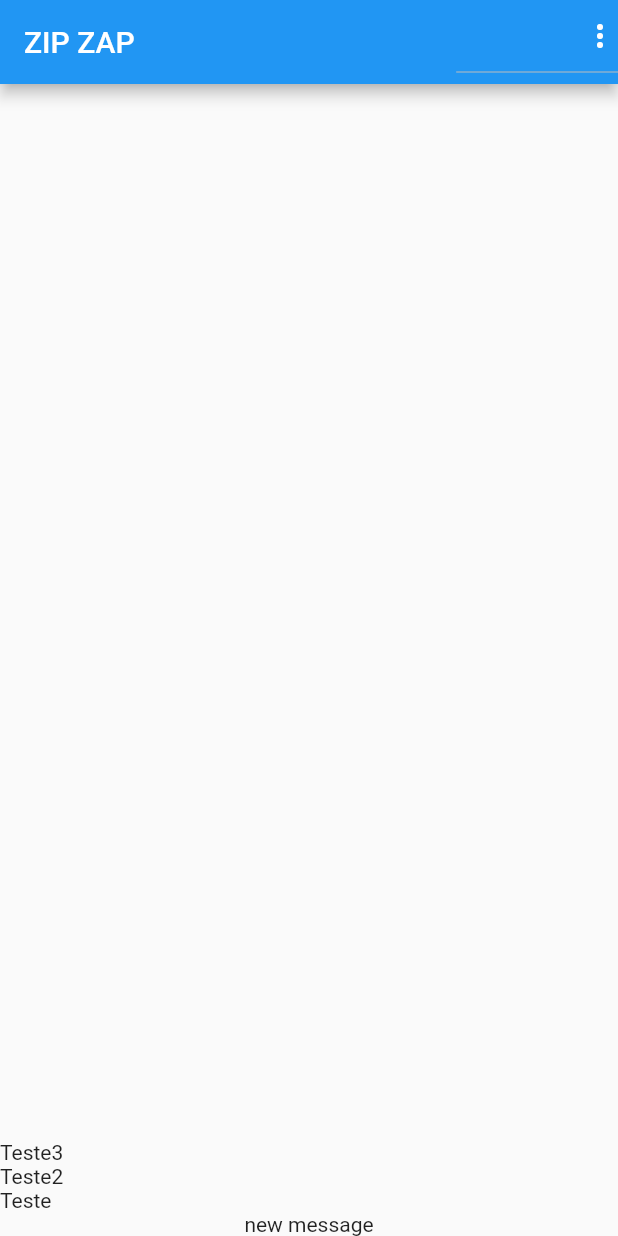
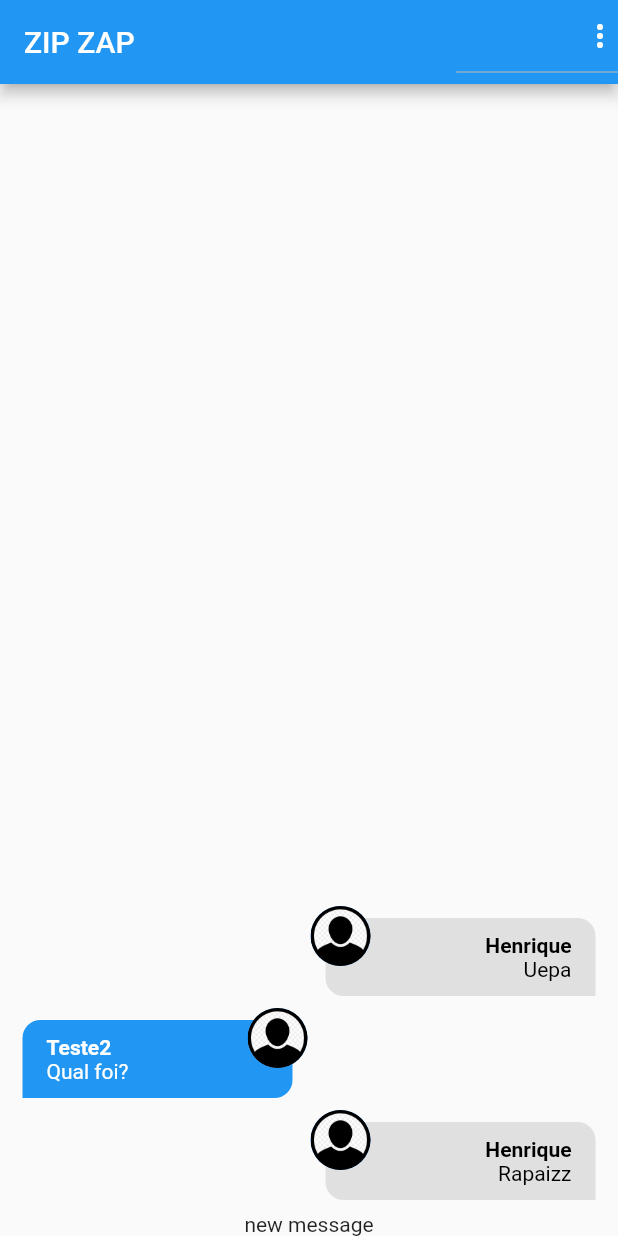
Before and after one commit to HenriqueCisi/project_chat, a Flutter app: the screen it shows after launch, on a phone screen of 412 x 824 dp. Run offline on Flutter 3.47's test engine with Material 2 defaults, Android fonts, the phone set to English and light mode, and no system bars; our stand-ins replace image_picker; accounts and stored records are empty.

Commit message:
adds message widger

```diff
--- a/lib/components/messages.dart
+++ b/lib/components/messages.dart
@@ -1,5 +1,7 @@
 import 'package:flutter/material.dart';
+import 'package:project_chat/components/messages_bubble.dart';
 import 'package:project_chat/core/models/chat_message.dart';
+import 'package:project_chat/core/services/auth/auth_service.dart';
 import 'package:project_chat/core/services/chat/chat_service.dart';
 
 class Messages extends StatelessWidget {
@@ -7,28 +9,31 @@ class Messages extends StatelessWidget {
 
   @override
   Widget build(BuildContext context) {
+    final currentUser = AuthService().currentUser;
+
     return StreamBuilder<List<ChatMessage>>(
       stream: ChatService().messageStream(),
       builder: (context, snapshot) {
-
-        if(snapshot.connectionState == ConnectionState.waiting){
+        if (snapshot.connectionState == ConnectionState.waiting) {
           return const Center(child: CircularProgressIndicator());
-        }
-        else if(!snapshot.hasData || snapshot.data!.isEmpty){
+        } else if (!snapshot.hasData || snapshot.data!.isEmpty) {
           return const Center(child: Text('Start a conversation'));
-        }
-        else{
+        } else {
           final msgs = snapshot.data!;
 
           return ListView.builder(
-            reverse: true,
-            itemCount:  msgs.length,
-            itemBuilder: (ctx, index) {
-              return Text(msgs[index].text);
-            });
+              reverse: true,
+              itemCount: msgs.length,
+              itemBuilder: (ctx, index) {
+                return MessageBubble(
+                  messageKey: msgs[index].id,
+                  msg: msgs[index],
+                  belongsToCurrentUser:
+                      msgs[index].userId == currentUser?.id ? true : false,
+                );
+              });
         }
-
-
-      },);
+      },
+    );
   }
 }
--- /dev/null
+++ b/lib/components/messages_bubble.dart
@@ -0,0 +1,91 @@
+import 'dart:io';
+
+import 'package:flutter/material.dart';
+import 'package:project_chat/core/models/chat_message.dart';
+
+class MessageBubble extends StatelessWidget {
+  static const defaultUserImage = 'assets/images/avatar.png';
+  final ChatMessage msg;
+  final bool belongsToCurrentUser;
+  final String messageKey;
+
+  const MessageBubble(
+      {super.key,
+      required this.msg,
+      required this.belongsToCurrentUser,
+      required this.messageKey});
+
+
+  Widget _showUserImage(String imageURL){
+    ImageProvider? provider;
+    final uri = Uri.parse(imageURL.toString());
+
+    if(uri.path.contains(defaultUserImage)){
+      provider = AssetImage(uri.toString());
+    }
+    else if(uri.scheme.contains('http')){
+      provider = NetworkImage(uri.toString());
+    }
+    else{
+      provider = FileImage(File(uri.toString()));
+    }
+
+    return CircleAvatar(
+            backgroundImage: provider,
+          );
+  }
+
+  @override
+  Widget build(BuildContext context) {
+    return Stack(
+      children: [
+        Row(
+          mainAxisAlignment: belongsToCurrentUser
+              ? MainAxisAlignment.end
+              : MainAxisAlignment.start,
+          children: [
+            Container(
+                decoration: BoxDecoration(
+                  color: belongsToCurrentUser
+                      ? Colors.grey.shade300
+                      : Theme.of(context).primaryColor,
+                  borderRadius: BorderRadius.only(
+                    topLeft: const Radius.circular(12),
+                    topRight: const Radius.circular(12),
+                    bottomLeft: belongsToCurrentUser ? const Radius.circular(12) : const Radius.circular(0),
+                    bottomRight: belongsToCurrentUser ? const Radius.circular(0) : const Radius.circular(12)
+                    ),
+                ),
+                width: 180,
+                padding: const EdgeInsets.symmetric(vertical: 10, horizontal: 16),
+                margin: const EdgeInsets.symmetric(vertical: 8, horizontal: 15),
+                child: Column(
+                  crossAxisAlignment: belongsToCurrentUser ? CrossAxisAlignment.end : CrossAxisAlignment.start,
+                  children: [
+                    Text(
+                      msg.userName,
+                      style: TextStyle(
+                          color: belongsToCurrentUser ? Colors.black : Colors.white,
+                          fontWeight: FontWeight.bold),
+                    ),
+                    Text(
+                      msg.text,
+                      textAlign: belongsToCurrentUser ? TextAlign.right : TextAlign.left,
+                      style: TextStyle(
+                        color: belongsToCurrentUser ? Colors.black : Colors.white,
+                      ),
+                    ),
+                  ],
+                )),
+          ],
+        ),
+        Positioned(
+          top: 0,
+          left: belongsToCurrentUser ? null : 165,
+          right: belongsToCurrentUser ? 165 : null,
+          child: _showUserImage(msg.userImageURL),
+        ),
+      ],
+    );
+  }
+}
--- a/lib/core/services/auth/auth_mock_service.dart
+++ b/lib/core/services/auth/auth_mock_service.dart
@@ -7,9 +7,9 @@ import 'package:project_chat/core/services/auth/auth_service.dart';
 
 class AuthMockService implements AuthService {
   static final _defaultUser = ChatUser(
-    id: '1',
-    name: 'Teste',
-    email: 'Teste@Teste',
+    id: '100',
+    name: 'Henrique',
+    email: 'henrique@teste.com',
     imageURL: 'assets/images/avatar.png',
   );
 
--- a/lib/core/services/chat/chat_mock_service.dart
+++ b/lib/core/services/chat/chat_mock_service.dart
@@ -9,24 +9,24 @@ class ChatMockService implements ChatService {
   static final List<ChatMessage> _msgs = [
     ChatMessage(
         id: '1',
-        text: 'Teste',
+        text: 'Rapaizz',
         createdAt: DateTime.now(),
-        userId: '123',
-        userName: 'Teste',
+        userId: '100',
+        userName: 'Henrique',
         userImageURL: 'assets/images/avatar.png'),
     ChatMessage(
         id: '2',
-        text: 'Teste2',
+        text: 'Qual foi?',
         createdAt: DateTime.now(),
-        userId: '1234',
+        userId: '101',
         userName: 'Teste2',
         userImageURL: 'assets/images/avatar.png'),
     ChatMessage(
-        id: '2',
-        text: 'Teste3',
+        id: '3',
+        text: 'Uepa',
         createdAt: DateTime.now(),
-        userId: '123',
-        userName: 'Teste3',
+        userId: '100',
+        userName: 'Henrique',
         userImageURL: 'assets/images/avatar.png'),
   ];
 
```
